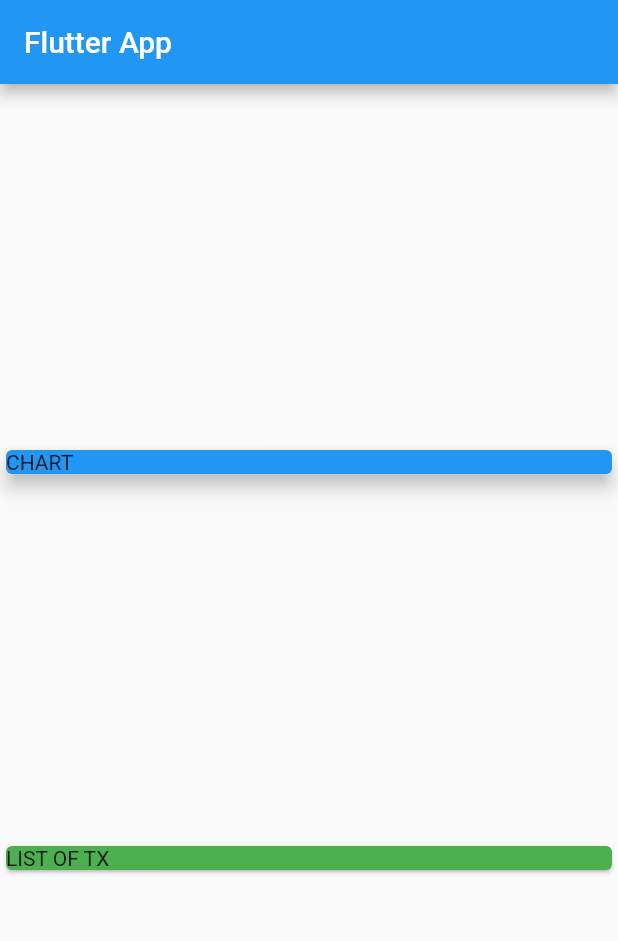
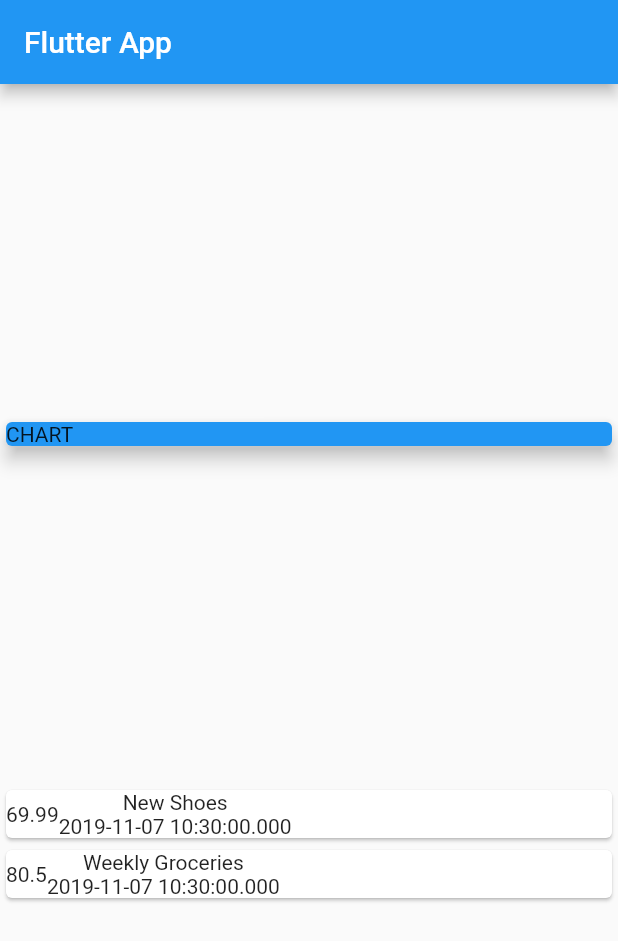
Before and after one commit to fcancio/Flutter_budgetapp, a Flutter app: the screen it shows after launch, on a phone screen of 412 x 824 dp. Shown: the top 941 px of the screen. Run offline on Flutter 3.47's test engine with Material 2 defaults, Android fonts, the phone set to English and light mode, and no system bars.

Commit message:
creates transaction cards

```diff
--- a/lib/main.dart
+++ b/lib/main.dart
@@ -1,4 +1,5 @@
 import 'package:flutter/material.dart';
+import './transaction.dart';
 
 void main() => runApp(MyApp());
 
@@ -19,6 +20,21 @@ class _MyAppState extends State<MyApp> {
 }
 
 class MyHomePage extends StatelessWidget {
+  final List<Transaction> transactions = [
+    Transaction(
+      id: 't1',
+      title: 'New Shoes',
+      amount: 69.99,
+      date: DateTime.now(),
+    ),
+    Transaction(
+      id: 't2',
+      title: 'Weekly Groceries',
+      amount: 80.50,
+      date: DateTime.now(),
+    ),
+  ];
+
   @override
   Widget build(BuildContext context) {
     return Scaffold(
@@ -37,9 +53,28 @@ class MyHomePage extends StatelessWidget {
                 elevation: 5.0,
               ),
             ),
-            Card(
-              child: Text('LIST OF TX'),
-              color: Colors.green,
+            Column(
+              children: transactions.map((tx) {
+                return Card(
+                  child: Row(
+                    children: <Widget>[
+                      Container(
+                        child: Text(
+                          tx.amount.toString(),
+                        ),
+                      ),
+                      Column(
+                        children: <Widget>[
+                          Text(tx.title),
+                          Text(
+                            tx.date.toString(),
+                          ),
+                        ],
+                      )
+                    ],
+                  ),
+                );
+              }).toList(),
             ),
           ],
         ));
--- /dev/null
+++ b/lib/transaction.dart
@@ -0,0 +1,14 @@
+import 'package:flutter/foundation.dart';
+
+class Transaction {
+  final String id;
+  final String title;
+  final double amount;
+  final DateTime date;
+
+  Transaction(
+      {@required this.id,
+      @required this.title,
+      @required this.amount,
+      @required this.date});
+}
```
